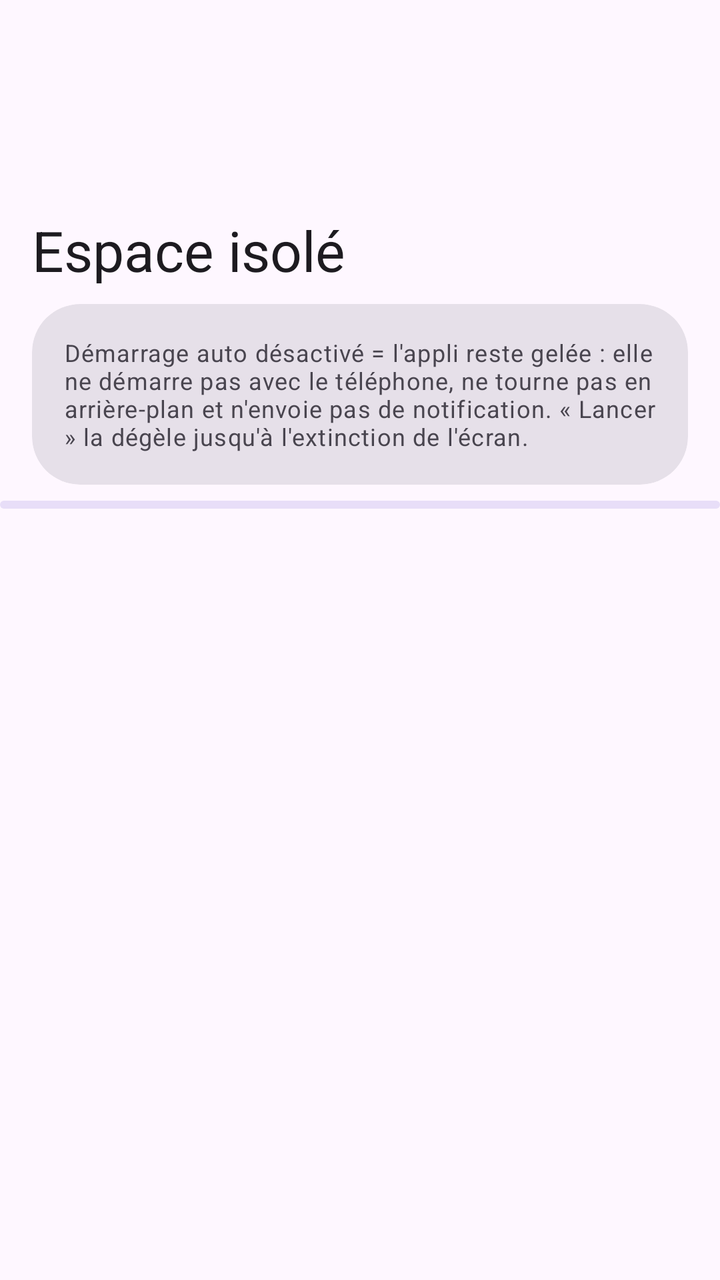
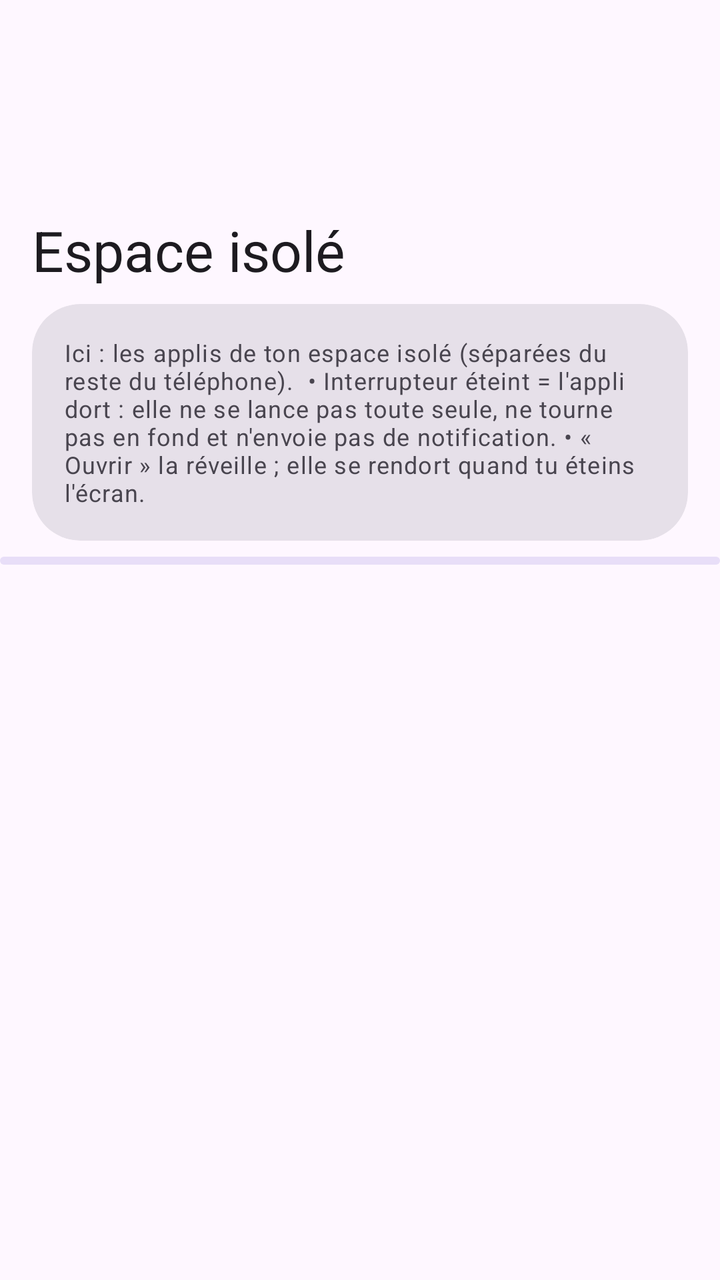

Two renders of the same Android screen: before a commit and after it. Below are the layout's source before the change and the commit's diff.
<!-- AndroidManifest.xml: application theme Theme.Isolateur -->
<!-- res/layout/activity_isolated.xml -->
<?xml version="1.0" encoding="utf-8"?>
<androidx.coordinatorlayout.widget.CoordinatorLayout xmlns:android="http://schemas.android.com/apk/res/android"
    xmlns:app="http://schemas.android.com/apk/res-auto"
    android:layout_width="match_parent"
    android:layout_height="match_parent"
    android:fitsSystemWindows="true">

    <com.google.android.material.appbar.AppBarLayout
        android:layout_width="match_parent"
        android:layout_height="wrap_content"
        android:fitsSystemWindows="true">

        <com.google.android.material.appbar.CollapsingToolbarLayout
            style="?attr/collapsingToolbarLayoutLargeStyle"
            android:layout_width="match_parent"
            android:layout_height="?attr/collapsingToolbarLayoutLargeSize"
            app:title="@string/isolated_title"
            app:layout_scrollFlags="scroll|exitUntilCollapsed|snap">

            <com.google.android.material.appbar.MaterialToolbar
                android:id="@+id/toolbar"
                android:layout_width="match_parent"
                android:layout_height="?attr/actionBarSize"
                android:elevation="0dp"
                app:layout_collapseMode="pin" />
        </com.google.android.material.appbar.CollapsingToolbarLayout>
    </com.google.android.material.appbar.AppBarLayout>

    <LinearLayout
        android:layout_width="match_parent"
        android:layout_height="match_parent"
        android:orientation="vertical"
        app:layout_behavior="@string/appbar_scrolling_view_behavior">

        <com.google.android.material.card.MaterialCardView
            android:layout_width="match_parent"
            android:layout_height="wrap_content"
            android:layout_marginHorizontal="16dp"
            android:layout_marginBottom="8dp"
            app:contentPadding="16dp">

            <TextView
                android:id="@+id/hint"
                android:layout_width="match_parent"
                android:layout_height="wrap_content"
                android:text="Démarrage auto désactivé = l'appli reste gelée : elle ne démarre pas avec le téléphone, ne tourne pas en arrière-plan et n'envoie pas de notification. « Lancer » la dégèle jusqu'à l'extinction de l'écran."
                android:textAppearance="?attr/textAppearanceBodySmall" />
        </com.google.android.material.card.MaterialCardView>

        <com.google.android.material.progressindicator.LinearProgressIndicator
            android:id="@+id/progress"
            android:layout_width="match_parent"
            android:layout_height="wrap_content"
            android:indeterminate="true" />

        <androidx.recyclerview.widget.RecyclerView
            android:id="@+id/list"
            android:layout_width="match_parent"
            android:layout_height="0dp"
            android:layout_weight="1"
            android:clipToPadding="false"
            android:paddingBottom="24dp" />
    </LinearLayout>
</androidx.coordinatorlayout.widget.CoordinatorLayout>
<!-- resources referenced by this layout -->
<resources>
  <string name="isolated_title">Espace isolé</string>
  <style name="Theme.Isolateur" parent="Theme.Material3.DayNight.NoActionBar">
          <item name="colorPrimary">#3F51B5</item>
          <item name="android:statusBarColor">@android:color/transparent</item>
          <item name="materialCardViewStyle">@style/Widget.Isolateur.Card</item>
      </style>
  <style name="Widget.Isolateur.Card" parent="Widget.Material3.CardView.Filled">
          <item name="cardCornerRadius">24dp</item>
          <item name="contentPadding">20dp</item>
      </style>
</resources>

<!-- the commit's change to res/layout/activity_isolated.xml (unified diff, before → after) -->
@@ -43,7 +43,10 @@
                 android:id="@+id/hint"
                 android:layout_width="match_parent"
                 android:layout_height="wrap_content"
-                android:text="Démarrage auto désactivé = l'appli reste gelée : elle ne démarre pas avec le téléphone, ne tourne pas en arrière-plan et n'envoie pas de notification. « Lancer » la dégèle jusqu'à l'extinction de l'écran."
+                android:text="Ici : les applis de ton espace isolé (séparées du reste du téléphone).
+
+• Interrupteur éteint = l'appli dort : elle ne se lance pas toute seule, ne tourne pas en fond et n'envoie pas de notification.
+• « Ouvrir » la réveille ; elle se rendort quand tu éteins l'écran."
                 android:textAppearance="?attr/textAppearanceBodySmall" />
         </com.google.android.material.card.MaterialCardView>
 
